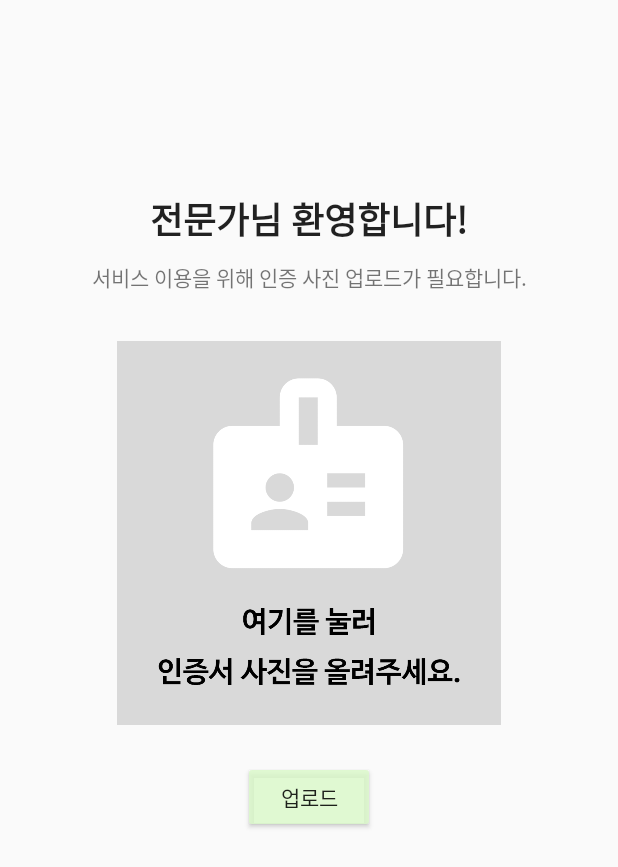
After one commit to yerinOneul/Pet-s-Tree, an Android app: the ExpectCertActivity screen opened directly, with no data from a screen before it, on a phone screen of 412 x 824 dp. The commit adds this screen. Shown: the top 867 px of the screen. Run offline under Robolectric (Android 15) with nearby library versions, the phone set to English and light mode, and no system bars; our stand-ins replace Firebase (no records; nobody signed in at launch, a user with empty details on screens opened directly); libraries missing offline, so code that uses them is left out: com.github.dhaval2404.imagepicker.

Commit message:
Added Certificaiton Image Upload

```diff
--- a/app/build.gradle
+++ b/app/build.gradle
@@ -54,4 +54,8 @@ dependencies {
     implementation platform('com.google.firebase:firebase-bom:27.1.0')
     implementation 'com.google.firebase:firebase-auth'
     implementation 'com.google.firebase:firebase-firestore'
+    implementation 'com.google.firebase:firebase-storage'
+
+    // Layout
+    implementation 'com.github.dhaval2404:imagepicker:1.8'
 }
--- a/app/src/main/AndroidManifest.xml
+++ b/app/src/main/AndroidManifest.xml
@@ -4,6 +4,8 @@
 
     <uses-permission android:name="android.permission.INTERNET"/>
     <uses-permission android:name="android.permission.ACCESS_NETWORK_STATE"/>
+    <uses-permission android:name="android.permission.READ_EXTERNAL_STORAGE" />
+    <uses-permission android:name="android.permission.CAMERA" />
 
     <application
         android:allowBackup="true"
@@ -12,6 +14,7 @@
         android:roundIcon="@mipmap/ic_launcher_round"
         android:supportsRtl="true"
         android:theme="@style/Theme.PetsTree"
+        android:requestLegacyExternalStorage="true"
         android:networkSecurityConfig="@xml/network_config"
         android:usesCleartextTraffic="true">
         <activity android:name=".MainActivity">
@@ -26,6 +29,7 @@
         <activity android:name=".Animal_info"/>
         <activity android:name=".Write"/>
         <activity android:name=".Home"/>
+        <activity android:name=".ExpectCertActivity" />
     </application>
 
 </manifest>
--- /dev/null
+++ b/app/src/main/res/layout/activity_expectcert.xml
@@ -0,0 +1,55 @@
+<?xml version="1.0" encoding="utf-8"?>
+<androidx.constraintlayout.widget.ConstraintLayout xmlns:android="http://schemas.android.com/apk/res/android"
+    xmlns:app="http://schemas.android.com/apk/res-auto"
+    xmlns:tools="http://schemas.android.com/tools"
+    android:layout_width="match_parent"
+    android:layout_height="match_parent">
+
+    <TextView
+        android:id="@+id/tv_certtitle"
+        android:layout_width="wrap_content"
+        android:layout_height="wrap_content"
+        android:layout_marginTop="128dp"
+        android:text="@string/expectcert_title"
+        android:textAppearance="@style/TextAppearance.AppCompat.Body1"
+        android:textSize="24sp"
+        android:textStyle="bold"
+        app:layout_constraintEnd_toEndOf="parent"
+        app:layout_constraintStart_toStartOf="parent"
+        app:layout_constraintTop_toTopOf="parent" />
+
+    <ImageView
+        android:id="@+id/iv_certimg"
+        android:layout_width="256dp"
+        android:layout_height="256dp"
+        android:layout_marginTop="32dp"
+        android:scaleType="fitCenter"
+        app:layout_constraintEnd_toEndOf="parent"
+        app:layout_constraintStart_toStartOf="parent"
+        app:layout_constraintTop_toBottomOf="@+id/tv_certmsg"
+        app:srcCompat="@drawable/certification_image" />
+
+    <TextView
+        android:id="@+id/tv_certmsg"
+        android:layout_width="0dp"
+        android:layout_height="wrap_content"
+        android:layout_marginStart="32dp"
+        android:layout_marginTop="10dp"
+        android:layout_marginEnd="32dp"
+        android:text="@string/expectcert_msg"
+        android:textAlignment="center"
+        app:layout_constraintEnd_toEndOf="parent"
+        app:layout_constraintStart_toStartOf="parent"
+        app:layout_constraintTop_toBottomOf="@+id/tv_certtitle" />
+
+    <Button
+        android:id="@+id/btn_certupload"
+        android:layout_width="wrap_content"
+        android:layout_height="wrap_content"
+        android:layout_marginTop="24dp"
+        android:backgroundTint="@color/green_light"
+        android:text="@string/upload"
+        app:layout_constraintEnd_toEndOf="parent"
+        app:layout_constraintStart_toStartOf="parent"
+        app:layout_constraintTop_toBottomOf="@+id/iv_certimg" />
+</androidx.constraintlayout.widget.ConstraintLayout>
--- a/app/src/main/res/values/strings.xml
+++ b/app/src/main/res/values/strings.xml
@@ -1,6 +1,8 @@
 <resources>
     <string name="app_name">Pet\'s Tree</string>
+    <string name="upload">업로드</string>
 
+    <string name="error">에러가 발생했습니다. 다시 시도해주세요.</string>
     <string name="error_server">서버 에러가 발생했습니다. 잠시 후 다시 시도해주세요.</string>
 
     <string name="signup_emailsend_title">가입 완료</string>
@@ -9,4 +11,9 @@
     <string name="signup_emailerror">올바른 이메일 형식으로 입력해주세요.</string>
     <string name="signup_pwlengtherror">비밀번호는 6자리 이상이여야 합니다.</string>
     <string name="signup_pwtesterror">비밀번호와 비밀번호 확인이 같지 않습니다. 다시 입력해주세요.</string>
+
+    <string name="expectcert_title">전문가님 환영합니다!</string>
+    <string name="expectcert_msg">서비스 이용을 위해 인증 사진 업로드가 필요합니다.</string>
+    <string name="expectcert_success_title">전문가 인증 요청이 완료되었습니다.</string>
+    <string name="expectcert_success_msg">우선 가입시에 작성하신 이메일에 전송된 이메일 인증을 확인해주세요.\n이메일 인증이 완료되면 관리자 확인 후 서비스를 이용하실 수 있습니다.</string>
 </resources>
--- a/build.gradle
+++ b/build.gradle
@@ -5,8 +5,8 @@ buildscript {
         mavenCentral()
     }
     dependencies {
-        classpath 'com.android.tools.build:gradle:4.2.0'
-        classpath 'com.google.gms:google-services:4.3.5'
+        classpath 'com.android.tools.build:gradle:4.2.1'
+        classpath 'com.google.gms:google-services:4.3.8'
 
         // NOTE: Do not place your application dependencies here; they belong
         // in the individual module build.gradle files
@@ -16,6 +16,8 @@ buildscript {
 allprojects {
     repositories {
         google()
+        jcenter()
+        maven { url "https://jitpack.io" }
         mavenCentral()
     }
 }
```
Also changed, not shown: app/src/main/java/kr/ac/gachon/sw/petstree/ExpectCertActivity.java (added, +140 -0 lines), app/src/main/java/kr/ac/gachon/sw/petstree/SignUp.java (+5 -4 lines), app/src/main/java/kr/ac/gachon/sw/petstree/util/Firestore.java (added, +35 -0 lines), app/src/main/java/kr/ac/gachon/sw/petstree/util/Storage.java (added, +43 -0 lines), app/src/main/res/drawable-v24/certification_image.png (added).
